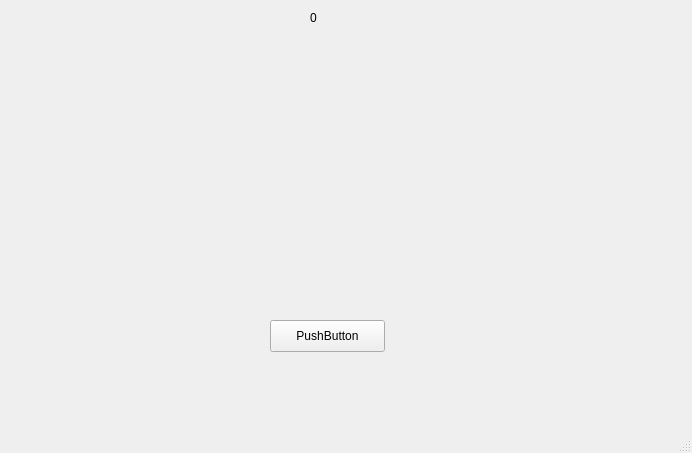
Old version of the form CrapsMainWindow.ui in the repository SNHU-CETA-CSE/crapsnqt-nostrafe.
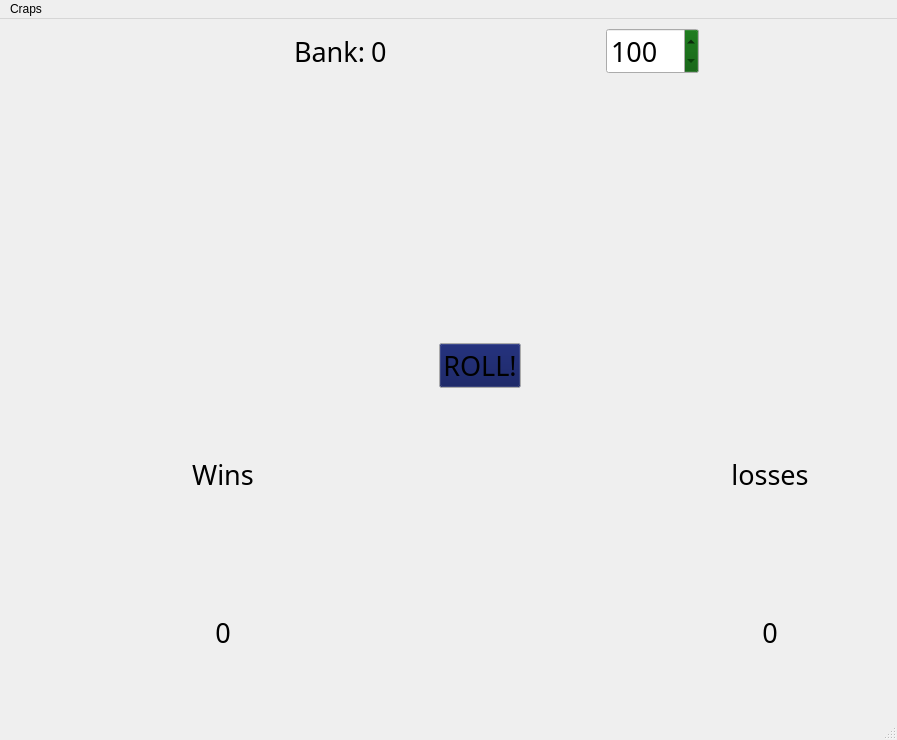
New version of the form. Icons and pictures are not drawn.

What changed in the file:
```diff
--- a/CrapsMainWindow.ui
+++ b/CrapsMainWindow.ui
@@ -6,82 +6,647 @@
    <rect>
     <x>0</x>
     <y>0</y>
-    <width>692</width>
-    <height>453</height>
+    <width>897</width>
+    <height>740</height>
    </rect>
   </property>
   <property name="windowTitle">
    <string>MainWindow</string>
   </property>
   <widget class="QWidget" name="centralwidget">
-   <widget class="QPushButton" name="rollButton">
-    <property name="geometry">
-     <rect>
-      <x>270</x>
-      <y>320</y>
-      <width>115</width>
-      <height>32</height>
-     </rect>
-    </property>
-    <property name="text">
-     <string>PushButton</string>
-    </property>
-   </widget>
-   <widget class="QLabel" name="die1UI">
-    <property name="geometry">
-     <rect>
-      <x>110</x>
-      <y>40</y>
-      <width>181</width>
-      <height>171</height>
-     </rect>
-    </property>
-    <property name="text">
-     <string/>
-    </property>
-    <property name="pixmap">
-     <pixmap resource="crapsResources.qrc">:/dieImages/6</pixmap>
-    </property>
-   </widget>
-   <widget class="QLabel" name="die2UI">
-    <property name="geometry">
-     <rect>
-      <x>380</x>
-      <y>40</y>
-      <width>181</width>
-      <height>181</height>
-     </rect>
-    </property>
-    <property name="text">
-     <string/>
-    </property>
-    <property name="pixmap">
-     <pixmap resource="crapsResources.qrc">:/dieImages/5</pixmap>
-    </property>
-   </widget>
-   <widget class="QLabel" name="currentBankValueUI">
-    <property name="geometry">
-     <rect>
-      <x>310</x>
-      <y>10</y>
-      <width>58</width>
-      <height>16</height>
-     </rect>
-    </property>
-    <property name="text">
-     <string>0</string>
-    </property>
-   </widget>
+   <layout class="QGridLayout" name="gridLayout_8">
+    <item row="0" column="0" colspan="2">
+     <spacer name="horizontalSpacer_10">
+      <property name="orientation">
+       <enum>Qt::Horizontal</enum>
+      </property>
+      <property name="sizeHint" stdset="0">
+       <size>
+        <width>169</width>
+        <height>20</height>
+       </size>
+      </property>
+     </spacer>
+    </item>
+    <item row="0" column="3">
+     <layout class="QGridLayout" name="gridLayout_2">
+      <item row="0" column="0">
+       <spacer name="horizontalSpacer_5">
+        <property name="orientation">
+         <enum>Qt::Horizontal</enum>
+        </property>
+        <property name="sizeHint" stdset="0">
+         <size>
+          <width>40</width>
+          <height>20</height>
+         </size>
+        </property>
+       </spacer>
+      </item>
+      <item row="0" column="1">
+       <widget class="QLabel" name="label">
+        <property name="font">
+         <font>
+          <family>Playbill</family>
+          <pointsize>20</pointsize>
+          <weight>50</weight>
+          <bold>false</bold>
+         </font>
+        </property>
+        <property name="text">
+         <string>Bank:</string>
+        </property>
+        <property name="textFormat">
+         <enum>Qt::PlainText</enum>
+        </property>
+       </widget>
+      </item>
+      <item row="0" column="4">
+       <widget class="QSpinBox" name="UserBetBox">
+        <property name="palette">
+         <palette>
+          <active>
+           <colorrole role="Button">
+            <brush brushstyle="SolidPattern">
+             <color alpha="255">
+              <red>0</red>
+              <green>85</green>
+              <blue>0</blue>
+             </color>
+            </brush>
+           </colorrole>
+          </active>
+          <inactive>
+           <colorrole role="Button">
+            <brush brushstyle="SolidPattern">
+             <color alpha="255">
+              <red>0</red>
+              <green>85</green>
+              <blue>0</blue>
+             </color>
+            </brush>
+           </colorrole>
+          </inactive>
+          <disabled>
+           <colorrole role="Button">
+            <brush brushstyle="SolidPattern">
+             <color alpha="255">
+              <red>0</red>
+              <green>85</green>
+              <blue>0</blue>
+             </color>
+            </brush>
+           </colorrole>
+          </disabled>
+         </palette>
+        </property>
+        <property name="font">
+         <font>
+          <family>Playbill</family>
+          <pointsize>20</pointsize>
+          <weight>50</weight>
+          <bold>false</bold>
+         </font>
+        </property>
+        <property name="minimum">
+         <number>100</number>
+        </property>
+        <property name="maximum">
+         <number>1000</number>
+        </property>
+        <property name="singleStep">
+         <number>100</number>
+        </property>
+        <property name="value">
+         <number>100</number>
+        </property>
+       </widget>
+      </item>
+      <item row="0" column="2">
+       <widget class="QLabel" name="currentBankValueUI">
+        <property name="font">
+         <font>
+          <family>Playbill</family>
+          <pointsize>20</pointsize>
+          <italic>false</italic>
+         </font>
+        </property>
+        <property name="text">
+         <string>0</string>
+        </property>
+       </widget>
+      </item>
+      <item row="0" column="3">
+       <spacer name="horizontalSpacer_4">
+        <property name="orientation">
+         <enum>Qt::Horizontal</enum>
+        </property>
+        <property name="sizeHint" stdset="0">
+         <size>
+          <width>218</width>
+          <height>20</height>
+         </size>
+        </property>
+       </spacer>
+      </item>
+     </layout>
+    </item>
+    <item row="0" column="5" colspan="3">
+     <spacer name="horizontalSpacer_11">
+      <property name="orientation">
+       <enum>Qt::Horizontal</enum>
+      </property>
+      <property name="sizeHint" stdset="0">
+       <size>
+        <width>168</width>
+        <height>20</height>
+       </size>
+      </property>
+     </spacer>
+    </item>
+    <item row="1" column="4">
+     <spacer name="verticalSpacer_4">
+      <property name="orientation">
+       <enum>Qt::Vertical</enum>
+      </property>
+      <property name="sizeHint" stdset="0">
+       <size>
+        <width>20</width>
+        <height>15</height>
+       </size>
+      </property>
+     </spacer>
+    </item>
+    <item row="2" column="0">
+     <spacer name="horizontalSpacer_18">
+      <property name="orientation">
+       <enum>Qt::Horizontal</enum>
+      </property>
+      <property name="sizeHint" stdset="0">
+       <size>
+        <width>182</width>
+        <height>20</height>
+       </size>
+      </property>
+     </spacer>
+    </item>
+    <item row="2" column="1" rowspan="2" colspan="6">
+     <layout class="QGridLayout" name="gridLayout">
+      <item row="0" column="4">
+       <widget class="QLabel" name="die2UI">
+        <property name="text">
+         <string/>
+        </property>
+        <property name="pixmap">
+         <pixmap resource="crapsResources.qrc">:/dieImages/5</pixmap>
+        </property>
+       </widget>
+      </item>
+      <item row="0" column="5">
+       <spacer name="horizontalSpacer_3">
+        <property name="orientation">
+         <enum>Qt::Horizontal</enum>
+        </property>
+        <property name="sizeHint" stdset="0">
+         <size>
+          <width>118</width>
+          <height>20</height>
+         </size>
+        </property>
+       </spacer>
+      </item>
+      <item row="0" column="2">
+       <widget class="QLabel" name="die1UI">
+        <property name="text">
+         <string/>
+        </property>
+        <property name="pixmap">
+         <pixmap resource="crapsResources.qrc">:/dieImages/6</pixmap>
+        </property>
+       </widget>
+      </item>
+      <item row="0" column="3">
+       <spacer name="horizontalSpacer_2">
+        <property name="orientation">
+         <enum>Qt::Horizontal</enum>
+        </property>
+        <property name="sizeHint" stdset="0">
+         <size>
+          <width>78</width>
+          <height>20</height>
+         </size>
+        </property>
+       </spacer>
+      </item>
+      <item row="0" column="1">
+       <spacer name="horizontalSpacer">
+        <property name="orientation">
+         <enum>Qt::Horizontal</enum>
+        </property>
+        <property name="sizeHint" stdset="0">
+         <size>
+          <width>98</width>
+          <height>20</height>
+         </size>
+        </property>
+       </spacer>
+      </item>
+     </layout>
+    </item>
+    <item row="4" column="2">
+     <spacer name="verticalSpacer_10">
+      <property name="orientation">
+       <enum>Qt::Vertical</enum>
+      </property>
+      <property name="sizeHint" stdset="0">
+       <size>
+        <width>20</width>
+        <height>40</height>
+       </size>
+      </property>
+     </spacer>
+    </item>
+    <item row="4" column="3">
+     <layout class="QGridLayout" name="gridLayout_3">
+      <item row="0" column="0">
+       <spacer name="horizontalSpacer_7">
+        <property name="orientation">
+         <enum>Qt::Horizontal</enum>
+        </property>
+        <property name="sizeHint" stdset="0">
+         <size>
+          <width>40</width>
+          <height>20</height>
+         </size>
+        </property>
+       </spacer>
+      </item>
+      <item row="0" column="1">
+       <widget class="QPushButton" name="rollButton">
+        <property name="palette">
+         <palette>
+          <active>
+           <colorrole role="Button">
+            <brush brushstyle="SolidPattern">
+             <color alpha="255">
+              <red>5</red>
+              <green>16</green>
+              <blue>85</blue>
+             </color>
+            </brush>
+           </colorrole>
+          </active>
+          <inactive>
+           <colorrole role="Button">
+            <brush brushstyle="SolidPattern">
+             <color alpha="255">
+              <red>5</red>
+              <green>16</green>
+              <blue>85</blue>
+             </color>
+            </brush>
+           </colorrole>
+          </inactive>
+          <disabled>
+           <colorrole role="Button">
+            <brush brushstyle="SolidPattern">
+             <color alpha="255">
+              <red>5</red>
+              <green>16</green>
+              <blue>85</blue>
+             </color>
+            </brush>
+           </colorrole>
+          </disabled>
+         </palette>
+        </property>
+        <property name="font">
+         <font>
+          <family>Playbill</family>
+          <pointsize>20</pointsize>
+          <weight>50</weight>
+          <italic>false</italic>
+          <bold>false</bold>
+         </font>
+        </property>
+        <property name="text">
+         <string>ROLL!</string>
+        </property>
+        <property name="iconSize">
+         <size>
+          <width>16</width>
+          <height>16</height>
+         </size>
+        </property>
+        <property name="checkable">
+         <bool>false</bool>
+        </property>
+        <property name="autoDefault">
+         <bool>false</bool>
+        </property>
+        <property name="default">
+         <bool>false</bool>
+        </property>
+        <property name="flat">
+         <bool>false</bool>
+        </property>
+       </widget>
+      </item>
+      <item row="0" column="2">
+       <spacer name="horizontalSpacer_6">
+        <property name="orientation">
+         <enum>Qt::Horizontal</enum>
+        </property>
+        <property name="sizeHint" stdset="0">
+         <size>
+          <width>40</width>
+          <height>20</height>
+         </size>
+        </property>
+       </spacer>
+      </item>
+     </layout>
+    </item>
+    <item row="4" column="5">
+     <spacer name="verticalSpacer_11">
+      <property name="orientation">
+       <enum>Qt::Vertical</enum>
+      </property>
+      <property name="sizeHint" stdset="0">
+       <size>
+        <width>20</width>
+        <height>40</height>
+       </size>
+      </property>
+     </spacer>
+    </item>
+    <item row="5" column="2" rowspan="2">
+     <layout class="QGridLayout" name="gridLayout_6">
+      <item row="0" column="0">
+       <widget class="QLabel" name="WinText">
+        <property name="font">
+         <font>
+          <family>Playbill</family>
+          <pointsize>20</pointsize>
+         </font>
+        </property>
+        <property name="text">
+         <string>Wins</string>
+        </property>
+        <property name="alignment">
+         <set>Qt::AlignCenter</set>
+        </property>
+       </widget>
+      </item>
+      <item row="2" column="0">
+       <widget class="QLabel" name="wCounter">
+        <property name="font">
+         <font>
+          <family>Playbill</family>
+          <pointsize>20</pointsize>
+         </font>
+        </property>
+        <property name="text">
+         <string>0</string>
+        </property>
+        <property name="alignment">
+         <set>Qt::AlignCenter</set>
+        </property>
+       </widget>
+      </item>
+      <item row="1" column="0">
+       <spacer name="verticalSpacer_8">
+        <property name="orientation">
+         <enum>Qt::Vertical</enum>
+        </property>
+        <property name="sizeHint" stdset="0">
+         <size>
+          <width>20</width>
+          <height>17</height>
+         </size>
+        </property>
+       </spacer>
+      </item>
+     </layout>
+    </item>
+    <item row="5" column="3">
+     <spacer name="verticalSpacer_7">
+      <property name="orientation">
+       <enum>Qt::Vertical</enum>
+      </property>
+      <property name="sizeHint" stdset="0">
+       <size>
+        <width>20</width>
+        <height>14</height>
+       </size>
+      </property>
+     </spacer>
+    </item>
+    <item row="5" column="5" rowspan="2">
+     <layout class="QGridLayout" name="gridLayout_7">
+      <item row="0" column="0">
+       <widget class="QLabel" name="LossesLabel">
+        <property name="font">
+         <font>
+          <family>Playbill</family>
+          <pointsize>20</pointsize>
+         </font>
+        </property>
+        <property name="text">
+         <string>losses</string>
+        </property>
+        <property name="alignment">
+         <set>Qt::AlignCenter</set>
+        </property>
+       </widget>
+      </item>
+      <item row="1" column="0">
+       <spacer name="verticalSpacer_9">
+        <property name="orientation">
+         <enum>Qt::Vertical</enum>
+        </property>
+        <property name="sizeHint" stdset="0">
+         <size>
+          <width>20</width>
+          <height>17</height>
+         </size>
+        </property>
+       </spacer>
+      </item>
+      <item row="2" column="0">
+       <widget class="QLabel" name="lCounter">
+        <property name="font">
+         <font>
+          <family>Playbill</family>
+          <pointsize>20</pointsize>
+         </font>
+        </property>
+        <property name="text">
+         <string>0</string>
+        </property>
+        <property name="alignment">
+         <set>Qt::AlignCenter</set>
+        </property>
+       </widget>
+      </item>
+     </layout>
+    </item>
+    <item row="6" column="0" colspan="2">
+     <spacer name="horizontalSpacer_16">
+      <property name="orientation">
+       <enum>Qt::Horizontal</enum>
+      </property>
+      <property name="sizeHint" stdset="0">
+       <size>
+        <width>188</width>
+        <height>20</height>
+       </size>
+      </property>
+     </spacer>
+    </item>
+    <item row="6" column="6" colspan="2">
+     <spacer name="horizontalSpacer_17">
+      <property name="orientation">
+       <enum>Qt::Horizontal</enum>
+      </property>
+      <property name="sizeHint" stdset="0">
+       <size>
+        <width>67</width>
+        <height>20</height>
+       </size>
+      </property>
+     </spacer>
+    </item>
+    <item row="7" column="0" colspan="2">
+     <spacer name="horizontalSpacer_15">
+      <property name="orientation">
+       <enum>Qt::Horizontal</enum>
+      </property>
+      <property name="sizeHint" stdset="0">
+       <size>
+        <width>169</width>
+        <height>20</height>
+       </size>
+      </property>
+     </spacer>
+    </item>
+    <item row="7" column="3">
+     <layout class="QGridLayout" name="gridLayout_4">
+      <item row="0" column="3">
+       <spacer name="horizontalSpacer_9">
+        <property name="orientation">
+         <enum>Qt::Horizontal</enum>
+        </property>
+        <property name="sizeHint" stdset="0">
+         <size>
+          <width>40</width>
+          <height>20</height>
+         </size>
+        </property>
+       </spacer>
+      </item>
+      <item row="0" column="0">
+       <spacer name="horizontalSpacer_8">
+        <property name="orientation">
+         <enum>Qt::Horizontal</enum>
+        </property>
+        <property name="sizeHint" stdset="0">
+         <size>
+          <width>40</width>
+          <height>20</height>
+         </size>
+        </property>
+       </spacer>
+      </item>
+      <item row="0" column="2">
+       <widget class="QLabel" name="BankChecker">
+        <property name="text">
+         <string/>
+        </property>
+       </widget>
+      </item>
+     </layout>
+    </item>
+    <item row="7" column="4" colspan="4">
+     <spacer name="horizontalSpacer_14">
+      <property name="orientation">
+       <enum>Qt::Horizontal</enum>
+      </property>
+      <property name="sizeHint" stdset="0">
+       <size>
+        <width>168</width>
+        <height>20</height>
+       </size>
+      </property>
+     </spacer>
+    </item>
+    <item row="8" column="3">
+     <layout class="QGridLayout" name="gridLayout_5">
+      <item row="1" column="1">
+       <widget class="QLabel" name="BetMessage">
+        <property name="text">
+         <string/>
+        </property>
+       </widget>
+      </item>
+      <item row="0" column="2" rowspan="2">
+       <spacer name="horizontalSpacer_12">
+        <property name="orientation">
+         <enum>Qt::Horizontal</enum>
+        </property>
+        <property name="sizeHint" stdset="0">
+         <size>
+          <width>40</width>
+          <height>20</height>
+         </size>
+        </property>
+       </spacer>
+      </item>
+      <item row="1" column="0">
+       <spacer name="horizontalSpacer_13">
+        <property name="orientation">
+         <enum>Qt::Horizontal</enum>
+        </property>
+        <property name="sizeHint" stdset="0">
+         <size>
+          <width>40</width>
+          <height>20</height>
+         </size>
+        </property>
+       </spacer>
+      </item>
+     </layout>
+    </item>
+    <item row="2" column="7">
+     <spacer name="horizontalSpacer_19">
+      <property name="orientation">
+       <enum>Qt::Horizontal</enum>
+      </property>
+      <property name="sizeHint" stdset="0">
+       <size>
+        <width>61</width>
+        <height>20</height>
+       </size>
+      </property>
+     </spacer>
+    </item>
+   </layout>
   </widget>
   <widget class="QMenuBar" name="menubar">
    <property name="geometry">
     <rect>
      <x>0</x>
      <y>0</y>
-     <width>692</width>
-     <height>22</height>
+     <width>897</width>
+     <height>21</height>
     </rect>
    </property>
+   <widget class="QMenu" name="menuCraps">
+    <property name="title">
+     <string>Craps</string>
+    </property>
+   </widget>
+   <addaction name="menuCraps"/>
   </widget>
   <widget class="QStatusBar" name="statusbar"/>
  </widget>
```
Left out of the diff: 4 changed lines with no effect on the pictures.
